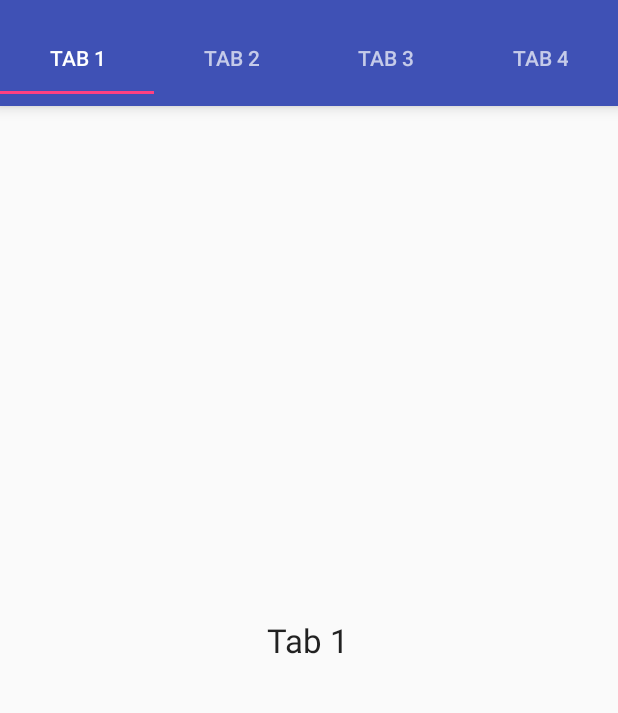
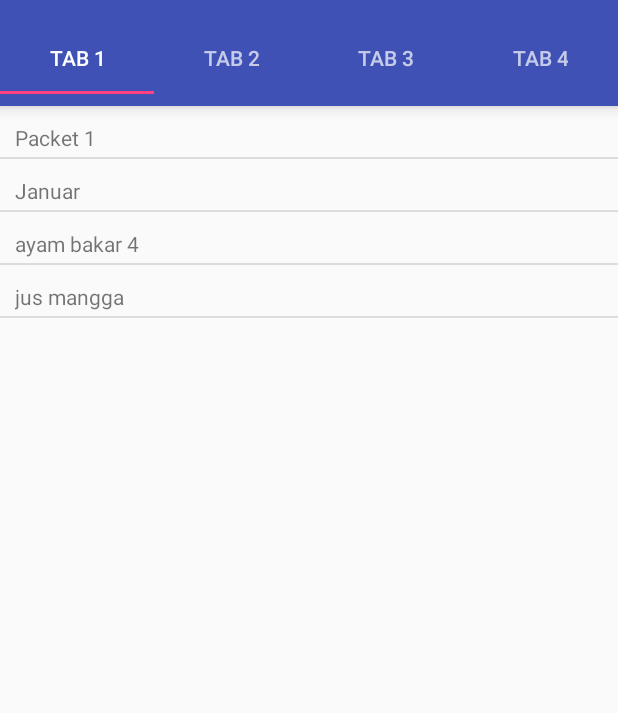
Before and after one commit to iank007/culinar, an Android app: the CurtnerFragment1 screen opened directly, with no data from a screen before it, on a phone screen of 412 x 824 dp, the part 62-775 px from its top. Run offline under Robolectric (Android 15) with nearby library versions, the phone set to English and light mode, and no system bars.

Commit message:
implment Curtner tab 1 : #1 add list of order

```diff
--- a/app/src/main/AndroidManifest.xml
+++ b/app/src/main/AndroidManifest.xml
@@ -16,8 +16,8 @@
                 <category android:name="android.intent.category.LAUNCHER" />
             </intent-filter>
         </activity>
-        <activity android:name=".SingleItemView" />
-        <activity android:name=".SummaryView" />
+        <activity android:name=".View.SingleItemView" />
+        <activity android:name=".View.SummaryView" />
         <activity android:name=".CurtnerMain" />
     </application>
 
--- a/app/src/main/java/com/example/bojansolution/culinar/FoodListViewAdapter.java
+++ b/app/src/main/java/com/example/bojansolution/culinar/Adapter/FoodListViewAdapter.java
@@ -1,4 +1,4 @@
-package com.example.bojansolution.culinar;
+package com.example.bojansolution.culinar.Adapter;
 
 import android.content.Context;
 import android.view.LayoutInflater;
@@ -10,6 +10,7 @@ import android.widget.Button;
 import android.widget.EditText;
 import android.widget.TextView;
 
+import com.example.bojansolution.culinar.R;
 import com.example.bojansolution.culinar.model.FoodPopulation;
 
 import java.util.List;
--- /dev/null
+++ b/app/src/main/java/com/example/bojansolution/culinar/Adapter/OrderListViewAdapter.java
@@ -0,0 +1,79 @@
+package com.example.bojansolution.culinar.Adapter;
+
+import android.content.Context;
+import android.content.Intent;
+import android.view.LayoutInflater;
+import android.view.View;
+import android.view.ViewGroup;
+import android.widget.BaseAdapter;
+import android.widget.TextView;
+
+import com.example.bojansolution.culinar.R;
+import com.example.bojansolution.culinar.model.OrderPopulation;
+
+import java.util.List;
+
+/**
+ * Created by bojan solution on 02/02/2018.
+ */
+
+public class OrderListViewAdapter extends BaseAdapter {
+
+    Context context;
+    LayoutInflater inflater;
+    private List<OrderPopulation> orders;
+
+    public OrderListViewAdapter(Context context, List<OrderPopulation> orders) {
+        this.context = context;
+        inflater = LayoutInflater.from(context);
+        this.orders = orders;
+    }
+
+    public class ViewHolder {
+        OrderPopulation order;
+        TextView textString;
+    }
+
+    @Override
+    public int getCount() {
+        return orders.size();
+    }
+
+    @Override
+    public OrderPopulation getItem(int position) {
+        return orders.get(position);
+    }
+
+    @Override
+    public long getItemId(int position) {
+        return position;
+    }
+
+    @Override
+    public View getView(int position, View convertView, ViewGroup parent) {
+        convertView = inflater.inflate(R.layout.order_list, null);
+        ViewHolder holder = new ViewHolder();
+        holder.order = orders.get(position);
+        holder.textString = (TextView) convertView.findViewById(R.id.labelOrderString);
+
+        convertView.setTag(holder);
+        holder.textString.setText(holder.order.getOrderString());
+
+        final int orderId = holder.order.getOrderId();
+        final String orderString = holder.order.getOrderString();
+        final String orderStatus = holder.order.getOrderStatus();
+
+        convertView.setOnClickListener(new View.OnClickListener() {
+            @Override
+            public void onClick(View v) {
+//                Intent intent = new Intent(context, null);
+//                intent.putExtra("orderId", orderId);
+//                intent.putExtra("orderString", orderString);
+//                intent.putExtra("orderStatus", orderStatus);
+//                context.startActivity(intent);
+            }
+        });
+
+        return convertView;
+    }
+}
--- a/app/src/main/java/com/example/bojansolution/culinar/StoreListViewAdapter.java
+++ b/app/src/main/java/com/example/bojansolution/culinar/Adapter/StoreListViewAdapter.java
@@ -1,4 +1,4 @@
-package com.example.bojansolution.culinar;
+package com.example.bojansolution.culinar.Adapter;
 
 import android.content.Context;
 import android.content.Intent;
@@ -8,6 +8,8 @@ import android.view.ViewGroup;
 import android.widget.BaseAdapter;
 import android.widget.TextView;
 
+import com.example.bojansolution.culinar.R;
+import com.example.bojansolution.culinar.View.SingleItemView;
 import com.example.bojansolution.culinar.model.StorePopulation;
 
 import java.util.ArrayList;
--- a/app/src/main/java/com/example/bojansolution/culinar/CurtnerFragment1.java
+++ b/app/src/main/java/com/example/bojansolution/culinar/CurtnerFragment1.java
@@ -6,6 +6,13 @@ import android.support.v4.app.Fragment;
 import android.view.LayoutInflater;
 import android.view.View;
 import android.view.ViewGroup;
+import android.widget.ListView;
+
+import com.example.bojansolution.culinar.Adapter.OrderListViewAdapter;
+import com.example.bojansolution.culinar.model.OrderPopulation;
+
+import java.util.ArrayList;
+import java.util.List;
 
 /**
  * Created by bojan solution on 28/01/2018.
@@ -13,8 +20,26 @@ import android.view.ViewGroup;
 
 public class CurtnerFragment1 extends Fragment {
 
+    OrderListViewAdapter adapter;
+    ListView listView;
+    List<OrderPopulation> orders;
+    String[] orderStrings;
+
     @Override
     public View onCreateView(LayoutInflater inflater, ViewGroup containter, Bundle savedInstanceState) {
-        return inflater.inflate(R.layout.tab_curtner_1, containter, false);
+        View view = inflater.inflate(R.layout.tab_curtner_1, containter, false);
+
+        // set data
+        listView = (ListView) view.findViewById(R.id.listOrder);
+        orderStrings = new String[] { "Packet 1", "Januar ", "ayam bakar 4", "jus mangga" };
+        orders = new ArrayList<>();
+        for(int i=0;i<orderStrings.length;i++) {
+            OrderPopulation order = new OrderPopulation(i, orderStrings[i]);
+            orders.add(order);
+        }
+        adapter = new OrderListViewAdapter(getActivity(), orders);
+        listView.setAdapter(adapter);
+
+        return view;
     }
 }
--- a/app/src/main/java/com/example/bojansolution/culinar/CurtnerMain.java
+++ b/app/src/main/java/com/example/bojansolution/culinar/CurtnerMain.java
@@ -5,6 +5,8 @@ import android.support.design.widget.TabLayout;
 import android.support.v4.view.ViewPager;
 import android.support.v7.app.AppCompatActivity;
 import android.support.v7.widget.Toolbar;
+
+import com.example.bojansolution.culinar.Adapter.CurtnerPagerAdapter;
 
 /**
  * Created by bojan solution on 28/01/2018.
--- a/app/src/main/java/com/example/bojansolution/culinar/MainActivity.java
+++ b/app/src/main/java/com/example/bojansolution/culinar/MainActivity.java
@@ -9,6 +9,7 @@ import android.view.View;
 import android.widget.EditText;
 import android.widget.ListView;
 
+import com.example.bojansolution.culinar.Adapter.StoreListViewAdapter;
 import com.example.bojansolution.culinar.model.StorePopulation;
 
 import java.util.ArrayList;
--- a/app/src/main/java/com/example/bojansolution/culinar/SingleItemView.java
+++ b/app/src/main/java/com/example/bojansolution/culinar/View/SingleItemView.java
@@ -1,4 +1,4 @@
-package com.example.bojansolution.culinar;
+package com.example.bojansolution.culinar.View;
 
 import android.app.Activity;
 import android.content.Intent;
@@ -7,6 +7,8 @@ import android.view.View;
 import android.widget.ListView;
 import android.widget.TextView;
 
+import com.example.bojansolution.culinar.Adapter.FoodListViewAdapter;
+import com.example.bojansolution.culinar.R;
 import com.example.bojansolution.culinar.model.FoodPopulation;
 
 import java.util.ArrayList;
--- a/app/src/main/java/com/example/bojansolution/culinar/SummaryView.java
+++ b/app/src/main/java/com/example/bojansolution/culinar/View/SummaryView.java
@@ -1,9 +1,11 @@
-package com.example.bojansolution.culinar;
+package com.example.bojansolution.culinar.View;
 
 import android.app.Activity;
 import android.content.Intent;
 import android.os.Bundle;
 import android.widget.TextView;
+
+import com.example.bojansolution.culinar.R;
 
 /**
  * Created by bojan solution on 31/12/2017.
--- /dev/null
+++ b/app/src/main/java/com/example/bojansolution/culinar/model/OrderPopulation.java
@@ -0,0 +1,29 @@
+package com.example.bojansolution.culinar.model;
+
+/**
+ * Created by bojan solution on 02/02/2018.
+ */
+
+public class OrderPopulation {
+    private int orderId;
+    private String orderString;
+    private String orderStatus;
+
+    public OrderPopulation(int orderId, String orderString) {
+        this.orderId = orderId;
+        this.orderString = orderString;
+    }
+
+    public int getOrderId() {
+        return orderId;
+    }
+    public String getOrderString() {
+        return orderString;
+    }
+    public void setOrderStatus(String orderStatus) {
+        this.orderStatus = orderStatus;
+    }
+    public String getOrderStatus() {
+        return orderStatus;
+    }
+}
--- /dev/null
+++ b/app/src/main/res/layout/order_list.xml
@@ -0,0 +1,21 @@
+<?xml version="1.0" encoding="utf-8"?>
+<android.support.constraint.ConstraintLayout
+    xmlns:android="http://schemas.android.com/apk/res/android"
+    xmlns:app="http://schemas.android.com/apk/res-auto"
+    android:layout_width="fill_parent"
+    android:layout_height="fill_parent">
+
+    <TextView
+        android:id="@+id/labelOrderString"
+        android:layout_width="wrap_content"
+        android:layout_height="wrap_content"
+        android:layout_marginStart="8dp"
+        android:layout_marginTop="8dp"
+        android:paddingBottom="3dp"
+        android:paddingLeft="2dp"
+        android:paddingTop="3dp"
+        android:text="@string/textId"
+        app:layout_constraintStart_toStartOf="parent"
+        app:layout_constraintTop_toTopOf="parent" />
+
+</android.support.constraint.ConstraintLayout>
--- a/app/src/main/res/layout/store_list.xml
+++ b/app/src/main/res/layout/store_list.xml
@@ -2,7 +2,6 @@
 <android.support.constraint.ConstraintLayout
     xmlns:android="http://schemas.android.com/apk/res/android"
     xmlns:app="http://schemas.android.com/apk/res-auto"
-    xmlns:tools="http://schemas.android.com/tools"
     android:layout_width="fill_parent"
     android:layout_height="fill_parent">
 
--- a/app/src/main/res/layout/tab_curtner_1.xml
+++ b/app/src/main/res/layout/tab_curtner_1.xml
@@ -4,12 +4,11 @@
     android:layout_height="match_parent"
     android:orientation="vertical">
 
-    <TextView
-        android:id="@+id/textView"
-        android:layout_width="wrap_content"
-        android:layout_height="wrap_content"
-        android:layout_centerInParent="true"
-        android:text="Tab 1"
-        android:textAppearance="?android:attr/textAppearanceLarge"/>
+    <ListView
+        android:id="@+id/listOrder"
+        android:layout_width="fill_parent"
+        android:layout_height="match_parent"
+        android:layout_alignParentStart="true"
+        android:layout_centerVertical="true" />
 
 </RelativeLayout>
```
Also changed, not shown: app/src/main/java/com/example/bojansolution/culinar/Adapter/CurtnerPagerAdapter.java (renamed from app/src/main/java/com/example/bojansolution/culinar/CurtnerPagerAdapter.java, +6 -1 lines).
